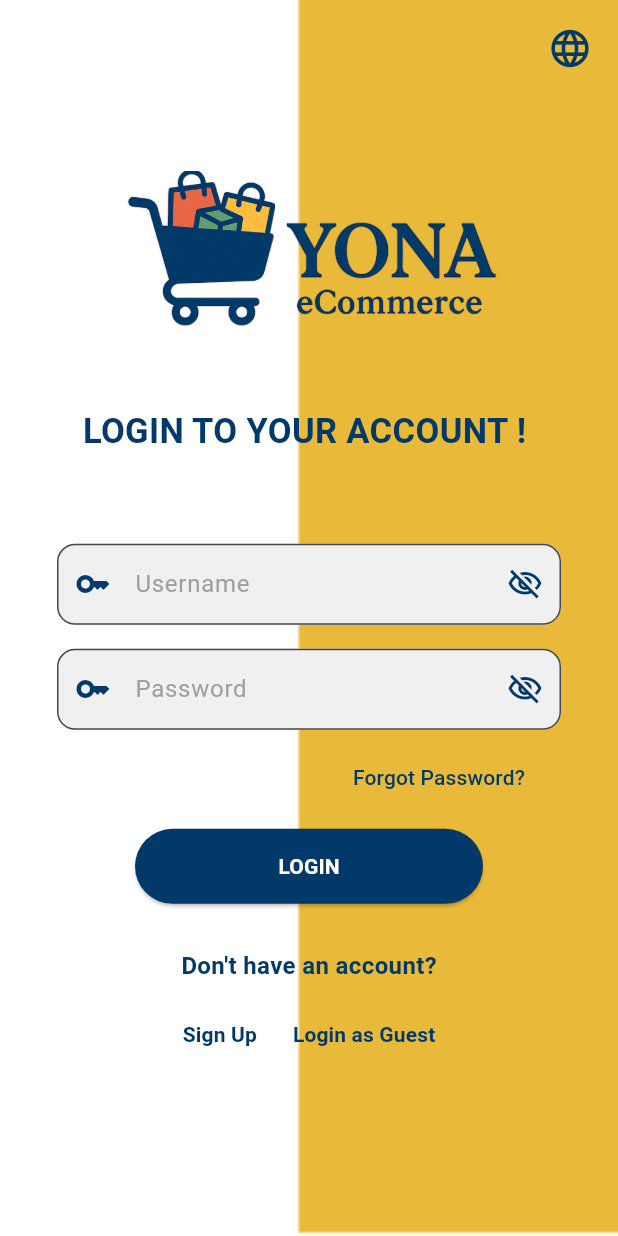
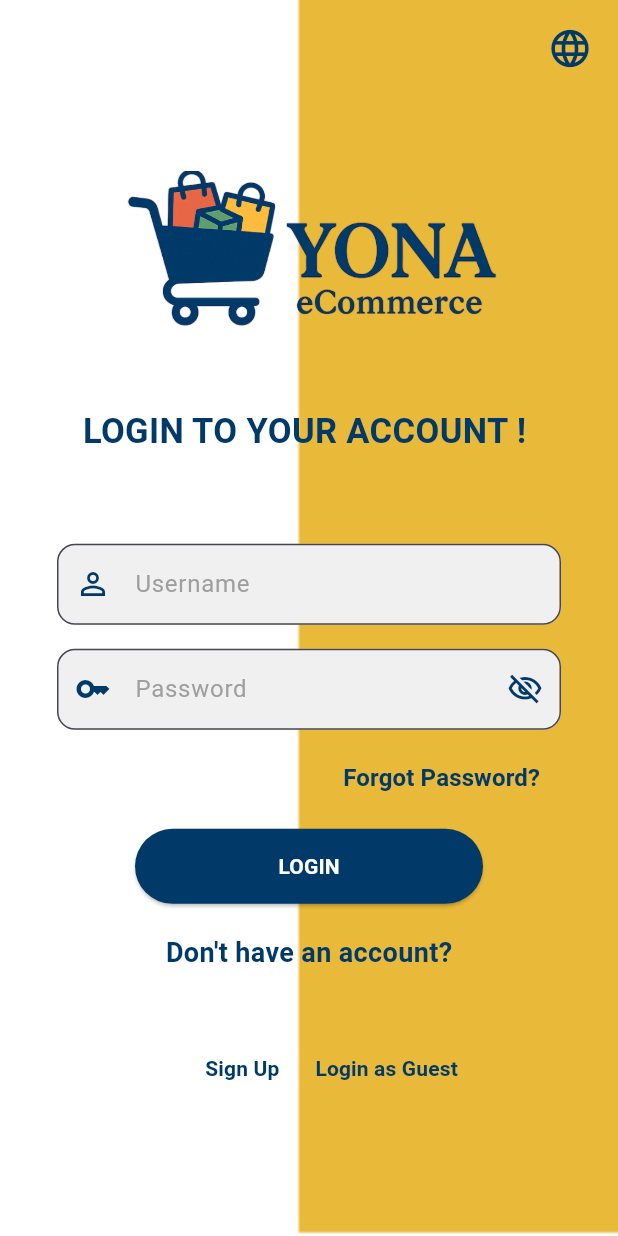
Before and after one commit to yoninani7/Yona_ecommerce, a Flutter app: the screen it shows after launch, after a tap on "Sign Up", on a phone screen of 412 x 824 dp. Run offline on Flutter 3.47's test engine with Material 3 defaults, Android fonts, the light colour scheme and no system bars.

Commit message:
Update main.dart

```diff
--- a/yona_ecommerce/lib/main.dart
+++ b/yona_ecommerce/lib/main.dart
@@ -82,7 +82,6 @@ class _WelcomeState extends State<Welcome> {
                       padding: const EdgeInsets.all(8.0),
                       child: TextFormField(
                         onTap: () {},
-                        obscureText: true,
                         decoration: InputDecoration(
                           hintText: 'Username',
                           hintStyle: const TextStyle(
@@ -117,15 +116,8 @@ class _WelcomeState extends State<Welcome> {
                             horizontal: 20.0,
                           ),
                           prefixIcon: Icon(
-                            Icons.key_outlined,
+                            Icons.person_outline,
                             color: Color(0xFF013968), // Vibrant icon color
-                          ),
-                          suffixIcon: IconButton(
-                            icon: Icon(
-                              Icons.visibility_off_outlined,
-                              color: Color(0xFF013968),
-                            ),
-                            onPressed: () {},
                           ),
                         ),
                       ),
@@ -190,21 +182,15 @@ class _WelcomeState extends State<Welcome> {
               Align(
                 alignment: Alignment.centerRight,
                 child: Padding(
-                  padding: const EdgeInsets.only(right: 50.0),
+                  padding: const EdgeInsets.only(right: 40.0),
                   child: TextButton(
-                    onPressed: () {
-                      setState(() {
-                        SnackBar snackBar = SnackBar(
-                          content: Text('Forgot Password button pressed!'),
-                          duration: Duration(seconds: 2),
-                        );
-                        ScaffoldMessenger.of(context).showSnackBar(snackBar);
-                      });
-                    },
+                    onPressed: () {},
                     child: Text(
                       'Forgot Password?',
                       style: TextStyle(
-                        color: Color(0xFF013968), // Fixed color
+                        color: Color(0xFF013968),
+                        fontWeight: FontWeight.bold,
+                        fontSize: 16,
                       ),
                     ),
                   ),
@@ -245,13 +231,13 @@ class _WelcomeState extends State<Welcome> {
               ),
               Center(
                 child: Padding(
-                  padding: const EdgeInsets.only(top: 30.0),
+                  padding: const EdgeInsets.only(top: 20.0),
                   child: Text(
                     'Don\'t have an account?',
                     style: TextStyle(
                       color: Color(0xFF013968),
                       fontWeight: FontWeight.bold,
-                      fontSize: 16,
+                      fontSize: 18,
                     ),
                   ),
                 ),
@@ -259,22 +245,13 @@ class _WelcomeState extends State<Welcome> {
               Row(
                 mainAxisAlignment: MainAxisAlignment.center,
                 children: [
+                  SizedBox(width: 30),
                   Align(
                     alignment: Alignment.centerLeft,
                     child: Padding(
-                      padding: const EdgeInsets.only(left: 50.0, top: 10.0),
+                      padding: const EdgeInsets.only(left: 50.0, top: 40.0),
                       child: TextButton(
-                        onPressed: () {
-                          setState(() {
-                            SnackBar snackBar = SnackBar(
-                              content: Text('Sign Up button pressed!'),
-                              duration: Duration(seconds: 2),
-                            );
-                            ScaffoldMessenger.of(
-                              context,
-                            ).showSnackBar(snackBar);
-                          });
-                        },
+                        onPressed: () {},
                         child: Text(
                           'Sign Up',
                           style: TextStyle(
@@ -285,22 +262,13 @@ class _WelcomeState extends State<Welcome> {
                       ),
                     ),
                   ),
+
                   Align(
                     alignment: Alignment.centerRight,
                     child: Padding(
-                      padding: const EdgeInsets.only(right: 50.0, top: 10.0),
+                      padding: const EdgeInsets.only(right: 50.0, top: 40.0),
                       child: TextButton(
-                        onPressed: () {
-                          setState(() {
-                            SnackBar snackBar = SnackBar(
-                              content: Text('Login as Guest button pressed!'),
-                              duration: Duration(seconds: 2),
-                            );
-                            ScaffoldMessenger.of(
-                              context,
-                            ).showSnackBar(snackBar);
-                          });
-                        },
+                        onPressed: () {},
                         child: Text(
                           'Login as Guest',
                           style: TextStyle(
```
